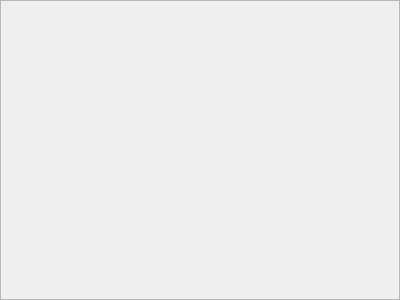
Qt form ui/check_status.ui (danlabici/taskcluster-worker-checker) before a commit.
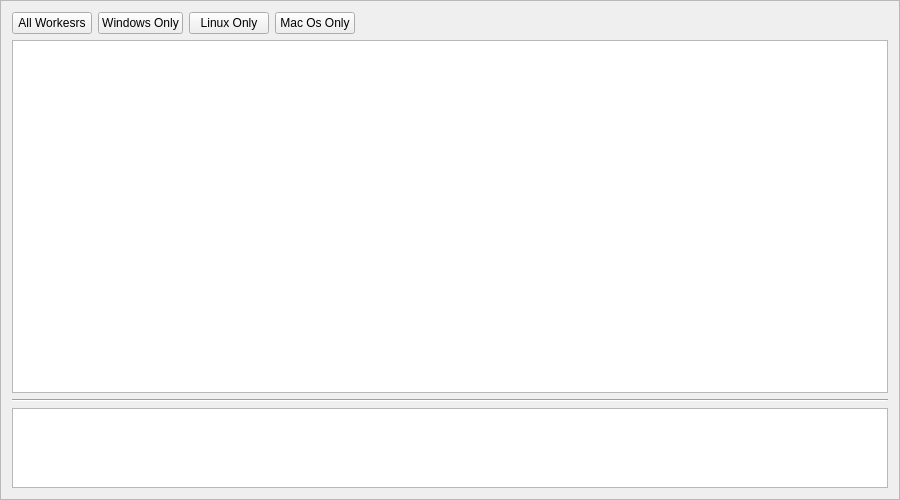
The same form after that commit.

```diff
--- a/ui/check_status.ui
+++ b/ui/check_status.ui
@@ -6,10 +6,16 @@
    <rect>
     <x>0</x>
     <y>0</y>
-    <width>400</width>
-    <height>300</height>
+    <width>900</width>
+    <height>500</height>
    </rect>
   </property>
+  <property name="minimumSize">
+   <size>
+    <width>0</width>
+    <height>0</height>
+   </size>
+  </property>
   <property name="windowTitle">
    <string>Frame</string>
   </property>
@@ -19,6 +25,89 @@
   <property name="frameShadow">
    <enum>QFrame::Raised</enum>
   </property>
+  <layout class="QVBoxLayout" name="verticalLayout">
+   <item>
+    <layout class="QGridLayout" name="gridLayout">
+     <item row="0" column="0">
+      <widget class="QPushButton" name="all_btn">
+       <property name="text">
+        <string>All Workesrs</string>
+       </property>
+      </widget>
+     </item>
+     <item row="0" column="1">
+      <widget class="QPushButton" name="win_btn">
+       <property name="text">
+        <string>Windows Only</string>
+       </property>
+      </widget>
+     </item>
+     <item row="0" column="2">
+      <widget class="QPushButton" name="linux_btn">
+       <property name="text">
+        <string>Linux Only</string>
+       </property>
+      </widget>
+     </item>
+     <item row="0" column="3">
+      <widget class="QPushButton" name="mac_btn">
+       <property name="text">
+        <string>Mac Os Only</string>
+       </property>
+      </widget>
+     </item>
+     <item row="0" column="4">
+      <spacer name="horizontalSpacer">
+       <property name="orientation">
+        <enum>Qt::Horizontal</enum>
+       </property>
+       <property name="sizeHint" stdset="0">
+        <size>
+         <width>40</width>
+         <height>20</height>
+        </size>
+       </property>
+      </spacer>
+     </item>
+    </layout>
+   </item>
+   <item>
+    <widget class="QTableWidget" name="tableWidget">
+     <property name="alternatingRowColors">
+      <bool>true</bool>
+     </property>
+     <property name="sortingEnabled">
+      <bool>true</bool>
+     </property>
+     <attribute name="horizontalHeaderCascadingSectionResizes">
+      <bool>true</bool>
+     </attribute>
+     <attribute name="horizontalHeaderDefaultSectionSize">
+      <number>200</number>
+     </attribute>
+     <attribute name="horizontalHeaderStretchLastSection">
+      <bool>false</bool>
+     </attribute>
+    </widget>
+   </item>
+   <item>
+    <widget class="Line" name="line">
+     <property name="orientation">
+      <enum>Qt::Horizontal</enum>
+     </property>
+    </widget>
+   </item>
+   <item>
+    <widget class="QTextBrowser" name="status_browser">
+     <property name="maximumSize">
+      <size>
+       <width>16777215</width>
+       <height>80</height>
+      </size>
+     </property>
+    </widget>
+   </item>
+  </layout>
  </widget>
  <resources/>
  <connections/>
```
